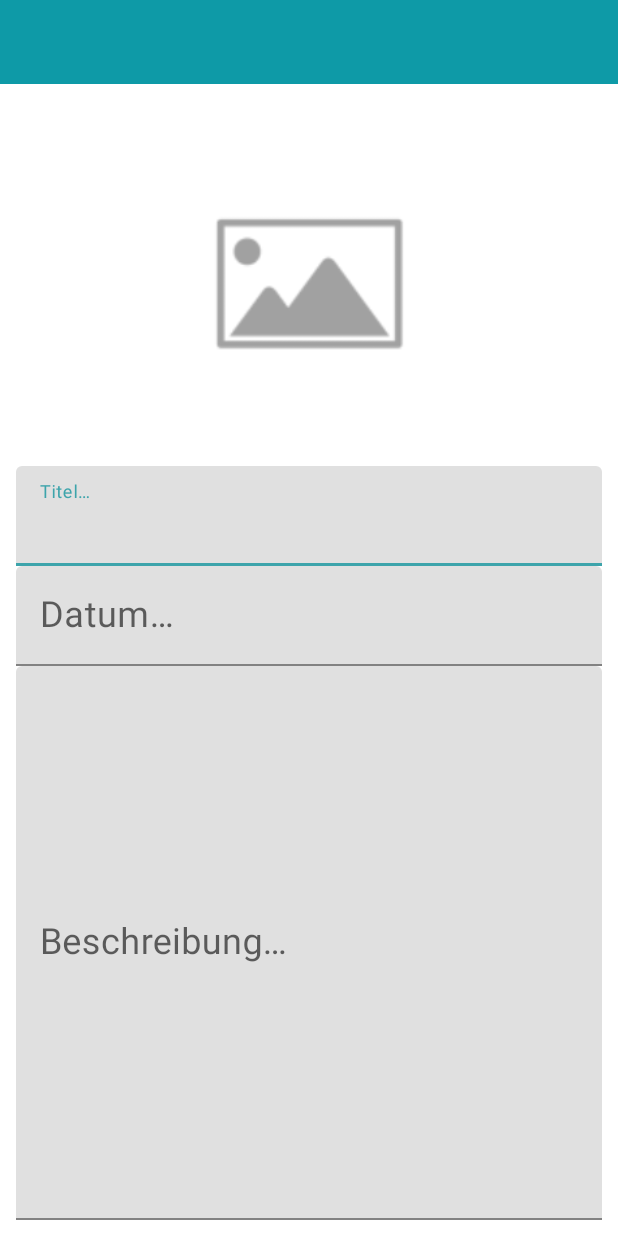
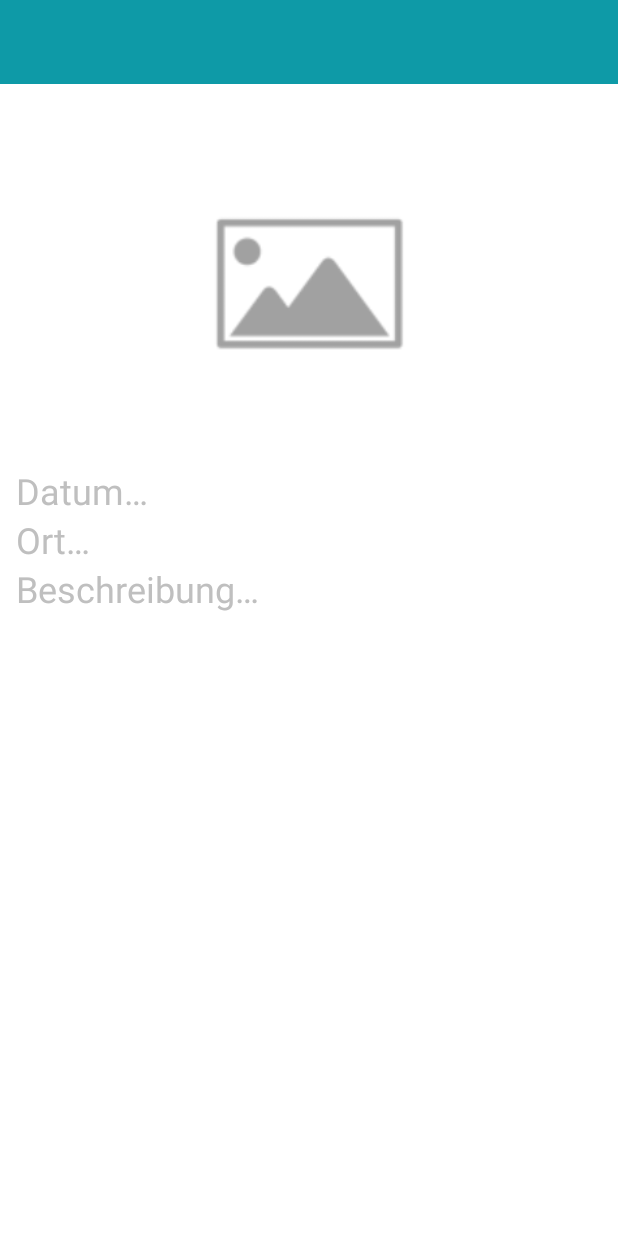
Before and after one commit to severinbro/Bucketlist-Challenge-App, an Android app: the layout detail_view.xml on its own in the app's theme, with its tools: preview values and no code run, on a phone screen of 412 x 824 dp. Run offline under Robolectric (Android 15) with nearby library versions, the light colour scheme and no system bars.

```diff
--- a/app/src/main/java/com/example/bucketlist_challenge_app/activities/AddBucketlistEntry.kt
+++ b/app/src/main/java/com/example/bucketlist_challenge_app/activities/AddBucketlistEntry.kt
@@ -46,6 +46,7 @@ class AddBucketlistEntry : AppCompatActivity(), View.OnClickListener {
 
         setSupportActionBar(findViewById(R.id.toolbar_add_entry))
         supportActionBar?.setDisplayHomeAsUpEnabled(true)
+        supportActionBar!!.title = "Eintrag hinzufügen"
 
         findViewById<EditText>(R.id.et_date).setOnClickListener(this)
         findViewById<AppCompatImageView>(R.id.img_add_entry).setOnClickListener(this)
--- a/app/src/main/java/com/example/bucketlist_challenge_app/models/BucketlistEntryModel.kt
+++ b/app/src/main/java/com/example/bucketlist_challenge_app/models/BucketlistEntryModel.kt
@@ -1,4 +1,6 @@
 package com.example.bucketlist_challenge_app.models
+
+import java.io.Serializable
 
 data class BucketlistEntryModel(
     val id: Int,
@@ -9,4 +11,4 @@ data class BucketlistEntryModel(
     val location: String,
     val latitude: Double,
     val longitude: Double
-)
+) : Serializable
--- a/app/src/main/res/layout/activity_add_bucketlist_entry.xml
+++ b/app/src/main/res/layout/activity_add_bucketlist_entry.xml
@@ -97,7 +97,6 @@
                 android:layout_width="match_parent"
                 android:layout_height="0dp"
                 android:theme="@style/CustomTextLabel"
-                app:layout_constraintBottom_toBottomOf="parent"
                 app:layout_constraintEnd_toEndOf="parent"
                 app:layout_constraintStart_toStartOf="parent"
                 app:layout_constraintTop_toBottomOf="@+id/til_location"
--- a/app/src/main/res/layout/detail_view.xml
+++ b/app/src/main/res/layout/detail_view.xml
@@ -1,6 +1,5 @@
 <?xml version="1.0" encoding="utf-8"?>
-<androidx.constraintlayout.widget.ConstraintLayout
-    xmlns:android="http://schemas.android.com/apk/res/android"
+<androidx.constraintlayout.widget.ConstraintLayout xmlns:android="http://schemas.android.com/apk/res/android"
     xmlns:app="http://schemas.android.com/apk/res-auto"
     xmlns:tools="http://schemas.android.com/tools"
     android:layout_width="match_parent"
@@ -8,89 +7,94 @@
     tools:context=".activities.DetailView">
 
     <androidx.appcompat.widget.Toolbar
-        android:id="@+id/tb_detail_view"
-        android:background="@color/cyan"
+        android:id="@+id/toolbar_entry_detail"
         android:layout_width="match_parent"
         android:layout_height="?attr/actionBarSize"
+        android:background="@color/cyan"
         android:theme="@style/CustomToolbarStyle"
         app:layout_constraintEnd_toEndOf="parent"
         app:layout_constraintStart_toStartOf="parent"
-        app:layout_constraintTop_toTopOf="parent"
-        />
+        app:layout_constraintTop_toTopOf="parent" />
 
     <ScrollView
-        android:id="@+id/sv_add_entry"
+        android:id="@+id/sv_entry_detail"
         android:layout_width="match_parent"
         android:layout_height="0dp"
+        android:fillViewport="true"
         android:padding="5dp"
-        android:fillViewport="true"
-        app:layout_constraintTop_toBottomOf="@+id/tb_detail_view"
+        app:layout_constraintBottom_toBottomOf="parent"
         app:layout_constraintEnd_toEndOf="parent"
         app:layout_constraintStart_toStartOf="parent"
-        app:layout_constraintBottom_toBottomOf="parent">
+        app:layout_constraintTop_toBottomOf="@+id/toolbar_entry_detail">
 
         <androidx.constraintlayout.widget.ConstraintLayout
             android:layout_width="match_parent"
             android:layout_height="wrap_content"
             android:padding="@dimen/content_padding">
 
+            <androidx.appcompat.widget.AppCompatImageView
+                android:id="@+id/img_entry_detail"
+                android:layout_width="match_parent"
+                android:layout_height="@dimen/image_height_add_entry"
+                android:scaleType="centerCrop"
+                android:src="@drawable/placeholder_image_300x225"
+                app:layout_constraintTop_toTopOf="parent" />
+
             <com.google.android.material.textfield.TextInputLayout
-                android:id="@+id/til_title"
+                android:id="@+id/til_date_detail"
                 android:layout_width="match_parent"
                 android:layout_height="wrap_content"
-                app:layout_constraintTop_toBottomOf="@+id/img_add_entry"
+                android:theme="@style/CustomTextLabel"
                 app:layout_constraintEnd_toEndOf="parent"
                 app:layout_constraintStart_toStartOf="parent"
-                android:theme="@style/CustomTextLabel">
-                <EditText
-                    android:id="@+id/et_title"
+                app:layout_constraintTop_toBottomOf="@id/img_entry_detail">
+
+                <TextView
+                    android:id="@+id/tv_date_detail"
                     android:layout_width="match_parent"
-                    android:layout_height="wrap_content"
-                    android:hint="@string/et_title_hint"
-                    android:autofillHints="Titel" />
+                    android:layout_height="match_parent"
+                    android:autofillHints="Datum"
+                    android:focusable="false"
+                    android:focusableInTouchMode="false"
+                    android:hint="@string/et_datetime"/>
             </com.google.android.material.textfield.TextInputLayout>
 
             <com.google.android.material.textfield.TextInputLayout
-                android:id="@+id/til_date"
+                android:id="@+id/til_location_detail"
                 android:layout_width="match_parent"
                 android:layout_height="wrap_content"
-                app:layout_constraintTop_toBottomOf="@id/til_title"
+                android:theme="@style/CustomTextLabel"
                 app:layout_constraintEnd_toEndOf="parent"
                 app:layout_constraintStart_toStartOf="parent"
-                android:theme="@style/CustomTextLabel">
-                <EditText
-                    android:id="@+id/et_date"
+                app:layout_constraintTop_toBottomOf="@id/til_date_detail">
+
+                <TextView
+                    android:id="@+id/tv_location_detail"
                     android:layout_width="match_parent"
                     android:layout_height="match_parent"
-                    android:hint="@string/et_datetime"
-                    android:autofillHints="Datum" />
+                    android:autofillHints="Ort"
+                    android:hint="@string/et_location"
+                    android:inputType="none" />
             </com.google.android.material.textfield.TextInputLayout>
 
             <com.google.android.material.textfield.TextInputLayout
-                android:id="@+id/til_description"
+                android:id="@+id/til_description_detail"
                 android:layout_width="match_parent"
                 android:layout_height="0dp"
+                android:gravity="top"
                 android:theme="@style/CustomTextLabel"
-                app:layout_constraintBottom_toBottomOf="parent"
                 app:layout_constraintEnd_toEndOf="parent"
                 app:layout_constraintStart_toStartOf="parent"
-                app:layout_constraintTop_toBottomOf="@+id/til_date"
-                android:gravity="top">
-                <EditText
-                    android:id="@+id/et_description"
+                app:layout_constraintTop_toBottomOf="@+id/til_location_detail">
+
+                <TextView
+                    android:id="@+id/tv_description_detail"
                     android:layout_width="match_parent"
-                    android:layout_height="match_parent"
+                    android:layout_height="@dimen/et_description"
                     android:autofillHints="Beschreibung"
-                    android:hint="@string/et_description" />
+                    android:hint="@string/et_description"
+                    android:inputType="none" />
             </com.google.android.material.textfield.TextInputLayout>
-
-            <androidx.appcompat.widget.AppCompatImageView
-                android:id="@+id/img_add_entry"
-                android:layout_width="match_parent"
-                android:layout_height="@dimen/image_height_add_entry"
-                android:src="@drawable/placeholder_image_300x225"
-                android:scaleType="centerCrop"
-                app:layout_constraintTop_toTopOf="parent"/>
 
         </androidx.constraintlayout.widget.ConstraintLayout>
 
```
Also changed, not shown: app/src/main/java/com/example/bucketlist_challenge_app/activities/DetailView.kt (+25 -2 lines), app/src/main/java/com/example/bucketlist_challenge_app/activities/MainActivity.kt (+10 -1 lines), app/src/main/java/com/example/bucketlist_challenge_app/adapters/BucketlistEntriesAdapter.kt (+16 -0 lines). Lines whose indentation alone changed are shown as unchanged.
